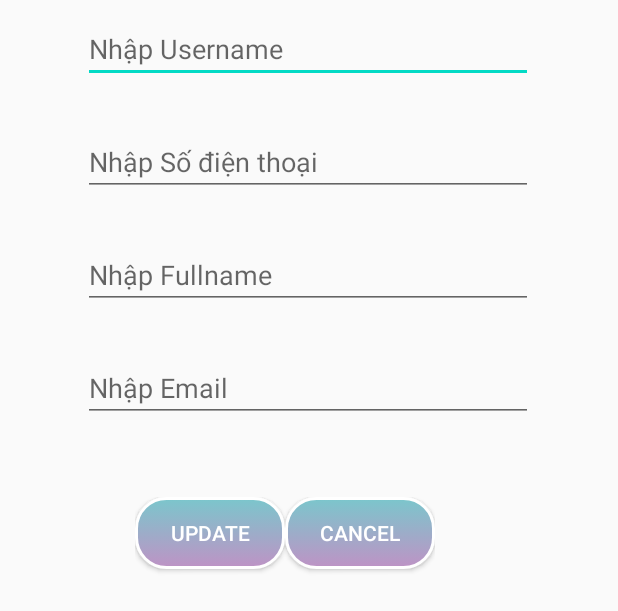
After one commit to Dinogy/DuanMOB204_4, an Android app: the layout activity_user_update.xml on its own in the app's theme, with its tools: preview values and no code run, on a phone screen of 412 x 824 dp. The commit adds this screen. Shown: the top 611 px of the screen. Run offline under Robolectric (Android 15) with nearby library versions, the phone set to English and light mode, and no system bars.

Commit message:
update 12:02 16/10/2020

```diff
--- a/app/src/main/java/com/example/duanmob204/adapter/UserAdapter.java
+++ b/app/src/main/java/com/example/duanmob204/adapter/UserAdapter.java
@@ -39,9 +39,9 @@ private List<User> userList;
                 viewGroup, false);
 
         TextView tvName = view.findViewById(R.id.txtName);
-        tvName.setText(userList.get(i).username + " - " + userList.get(i).firstandlastname);
+        tvName.setText("UserName: "+userList.get(i).username + " - " +"FullName: "+ userList.get(i).firstandlastname);
         TextView tvPhoneNumber=view.findViewById(R.id.txtPhonenumber);
-        tvPhoneNumber.setText(userList.get(i).phonenumber);
+        tvPhoneNumber.setText("PhoneNumber: "+userList.get(i).phonenumber);
 
         view.findViewById(R.id.imgdelete).setOnClickListener(new View.OnClickListener() {
             @Override
--- /dev/null
+++ b/app/src/main/res/layout/activity_user_update.xml
@@ -0,0 +1,79 @@
+<?xml version="1.0" encoding="utf-8"?>
+<LinearLayout xmlns:android="http://schemas.android.com/apk/res/android"
+    xmlns:app="http://schemas.android.com/apk/res-auto"
+    android:layout_width="match_parent"
+    android:layout_height="match_parent"
+    android:orientation="vertical">
+
+    <LinearLayout
+        android:layout_width="300dp"
+        android:layout_height="wrap_content"
+        android:layout_marginLeft="55dp"
+        android:orientation="vertical">
+
+        <EditText
+            android:id="@+id/edusername"
+            android:layout_width="match_parent"
+            android:layout_height="wrap_content"
+            android:ems="10"
+            android:hint="Nhập Username"
+            android:inputType="textPersonName"
+            android:paddingTop="20dp" />
+
+
+        <EditText
+            android:id="@+id/edphonenumber"
+            android:layout_width="match_parent"
+            android:layout_height="wrap_content"
+            android:ems="10"
+            android:hint="Nhập Số điện thoại"
+            android:inputType="phone"
+            android:maxLength="10"
+            android:paddingTop="40dp" />
+
+        <EditText
+            android:id="@+id/edfirstandlastname"
+            android:layout_width="match_parent"
+            android:layout_height="wrap_content"
+            android:ems="10"
+            android:hint="Nhập Fullname"
+            android:inputType="textPersonName"
+            android:paddingTop="40dp" />
+
+        <EditText
+            android:id="@+id/edemail"
+            android:layout_width="match_parent"
+            android:layout_height="wrap_content"
+            android:ems="10"
+            android:hint="Nhập Email"
+            android:inputType="textPersonName"
+            android:paddingTop="40dp" />
+
+    </LinearLayout>
+
+    <LinearLayout
+        android:layout_width="200dp"
+        android:layout_height="200dp"
+        android:layout_marginLeft="90dp"
+        android:orientation="horizontal"
+        android:paddingTop="50dp">
+
+        <Button
+            android:id="@+id/btnupdate"
+            android:layout_width="wrap_content"
+            android:layout_height="wrap_content"
+            android:layout_weight="1"
+            android:background="@drawable/backgoundcolorone"
+            android:text="Update"
+            android:textColor="#ffff" />
+
+        <Button
+            android:id="@+id/btncancel2"
+            android:layout_width="wrap_content"
+            android:layout_height="wrap_content"
+            android:layout_weight="1"
+            android:background="@drawable/backgoundcolorone"
+            android:text="Cancel"
+            android:textColor="#ffff" />
+    </LinearLayout>
+</LinearLayout>
```
Also changed, not shown: app/src/main/AndroidManifest.xml (+4 -9 lines), app/src/main/java/com/example/duanmob204/DAO/UserDAO.java (+17 -0 lines), app/src/main/java/com/example/duanmob204/UserManageScreenActivity.java (+75 -0 lines).
